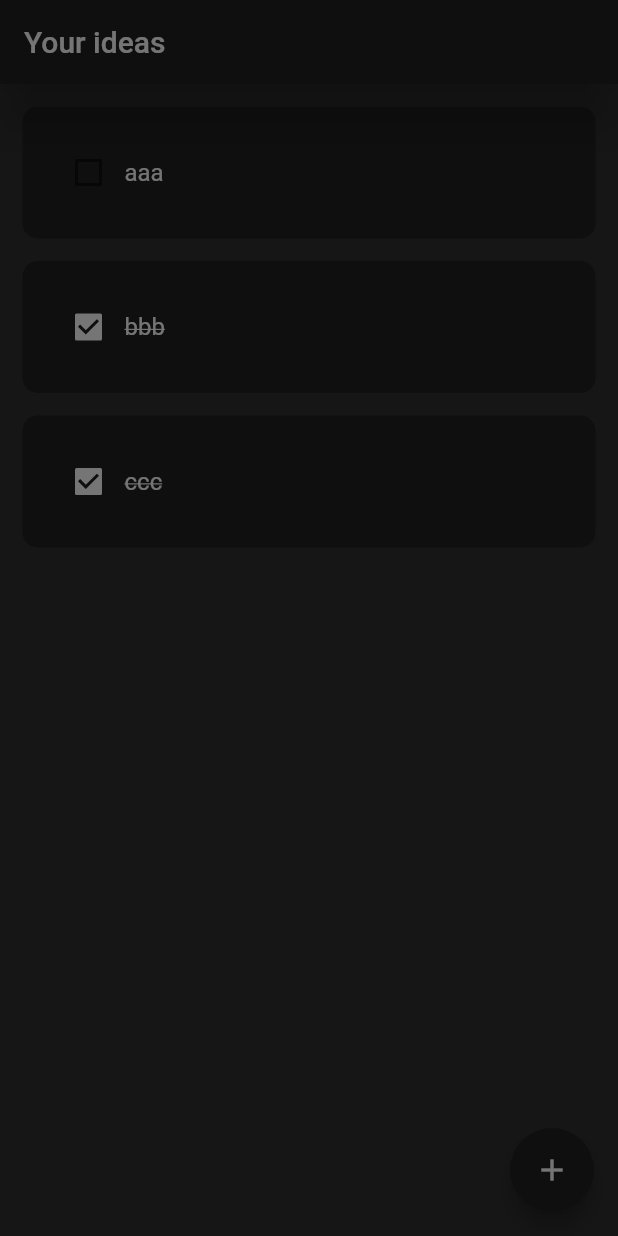
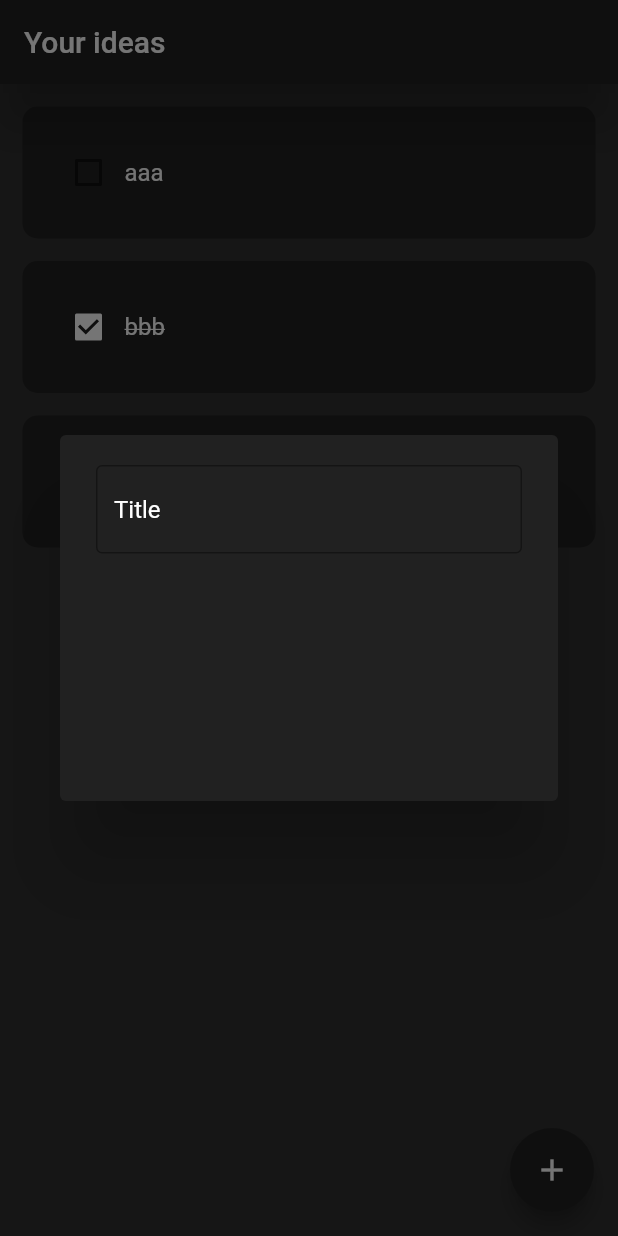
Before and after one commit to Mixeronix/my_ideas_app, a Flutter app: the screen it shows after launch, after a tap on the "add" icon, on a phone screen of 412 x 824 dp. Run offline on Flutter 3.47's test engine with Material 2 defaults, Android fonts, the phone set to English and light mode, and no system bars.

Commit message:
Fixes and alert box file

```diff
--- /dev/null
+++ b/lib/alert_box.dart
@@ -0,0 +1,26 @@
+import 'package:flutter/material.dart';
+
+class AlertBox extends StatelessWidget {
+  const AlertBox({super.key});
+
+  @override
+  Widget build(BuildContext context) {
+    return AlertDialog(
+      backgroundColor: Theme.of(context).primaryColor,
+      content: SizedBox(
+        height: 200,
+        width: 1600,
+        child: Column(
+          children: [
+            const TextField(
+              cursorColor: Colors.white,
+              decoration: InputDecoration(
+                  border: OutlineInputBorder(), hintText: "Title"),
+            ),
+            Row()
+          ],
+        ),
+      ),
+    );
+  }
+}
--- a/lib/app.dart
+++ b/lib/app.dart
@@ -1,4 +1,5 @@
 import 'package:flutter/material.dart';
+import 'package:my_ideas_app/alert_box.dart';
 import 'package:my_ideas_app/tile.dart';
 
 class App extends StatefulWidget {
@@ -13,12 +14,12 @@ class _AppState extends State<App> {
     showDialog(
       context: context,
       builder: (context) {
-        return AlertDialog();
+        return const AlertBox();
       },
     );
   }
 
-  List Todo = [
+  List toDo = [
     ["aaa", false],
     ["bbb", true],
     ["ccc", true],
@@ -26,7 +27,7 @@ class _AppState extends State<App> {
 
   void onChanged(int index) {
     setState(() {
-      Todo[index][1] = !Todo[index][1];
+      toDo[index][1] = !toDo[index][1];
     });
   }
 
@@ -34,23 +35,23 @@ class _AppState extends State<App> {
   Widget build(BuildContext context) {
     return Scaffold(
       body: ListView.builder(
-        itemCount: Todo.length,
+        itemCount: toDo.length,
         itemBuilder: (BuildContext context, int index) {
           return Tile(
-              taskCompleated: Todo[index][1],
-              title: Todo[index][0],
+              taskCompleated: toDo[index][1],
+              title: toDo[index][0],
               onChanged: (value) => onChanged(index));
         },
       ),
       floatingActionButton: FloatingActionButton(
         onPressed: createNewTodo,
-        backgroundColor: Colors.grey[900],
+        backgroundColor: Theme.of(context).primaryColor,
         child: const Icon(Icons.add),
       ),
       backgroundColor: Colors.grey[850],
       appBar: AppBar(
         elevation: 15,
-        backgroundColor: Colors.grey[900],
+        backgroundColor: Theme.of(context).primaryColor,
         title: const Text("Your ideas"),
       ),
     );
--- a/lib/main.dart
+++ b/lib/main.dart
@@ -10,9 +10,15 @@ class MyApp extends StatelessWidget {
 
   @override
   Widget build(BuildContext context) {
-    return const MaterialApp(
+    return MaterialApp(
       debugShowCheckedModeBanner: false,
-      home: App(),
+      home: const App(),
+      theme: ThemeData(
+        focusColor: Colors.grey[800],
+        hintColor: Colors.white,
+        primaryColor: Colors.grey[900],
+        colorScheme: ColorScheme.fromSwatch().copyWith(secondary: Colors.white),
+      ),
     );
   }
 }
--- a/lib/tile.dart
+++ b/lib/tile.dart
@@ -3,9 +3,9 @@ import 'package:flutter/material.dart';
 class Tile extends StatelessWidget {
   final bool taskCompleated;
   final String title;
-  Function(bool?) onChanged;
+  final Function(bool?) onChanged;
 
-  Tile(
+  const Tile(
       {super.key,
       required this.taskCompleated,
       required this.title,
@@ -22,20 +22,21 @@ class Tile extends StatelessWidget {
       child: Container(
         padding: const EdgeInsets.all(20),
         decoration: BoxDecoration(
-            color: Colors.grey[900], borderRadius: BorderRadius.circular(10)),
+          color: Theme.of(context).primaryColor,
+          borderRadius: BorderRadius.circular(10),
+        ),
         child: Row(
           children: [
             Checkbox(
               value: taskCompleated,
               onChanged: onChanged,
-              checkColor: Colors.grey[900],
-              activeColor: Colors.white,
+              checkColor: Theme.of(context).primaryColor,
+              activeColor: Theme.of(context).colorScheme.secondary,
             ),
             Text(
               title,
-              // ignore: prefer_const_constructors
               style: TextStyle(
-                  color: Colors.white,
+                  color: Theme.of(context).colorScheme.secondary,
                   fontSize: 16,
                   decoration: taskCompleated
                       ? TextDecoration.lineThrough
```
